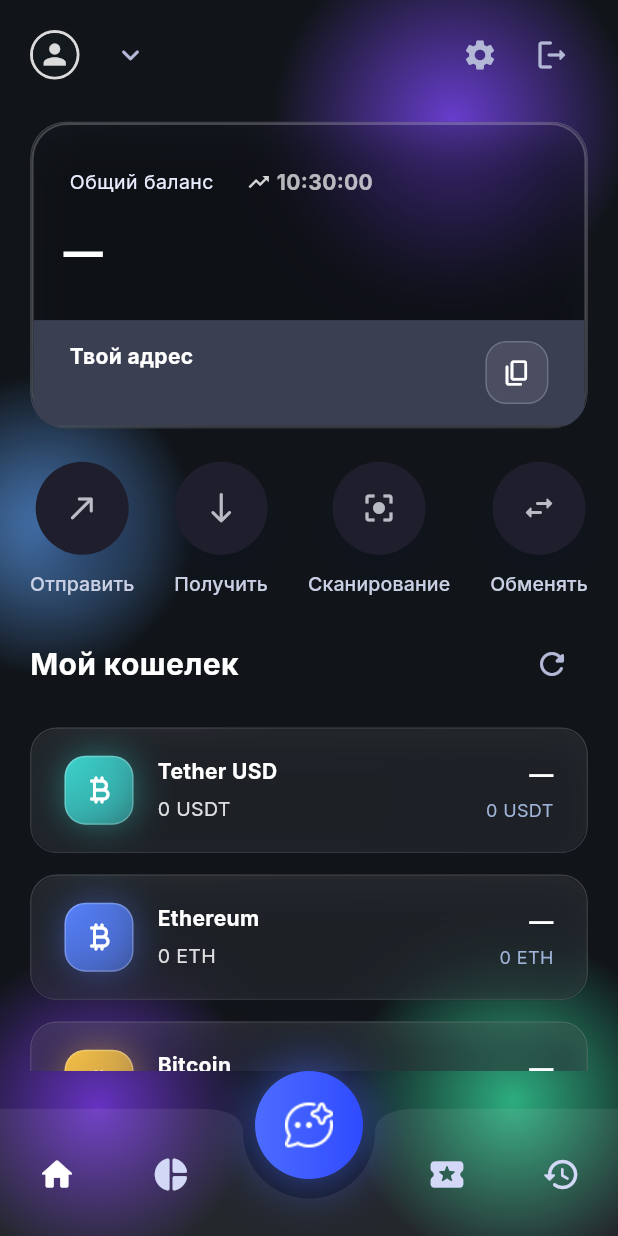
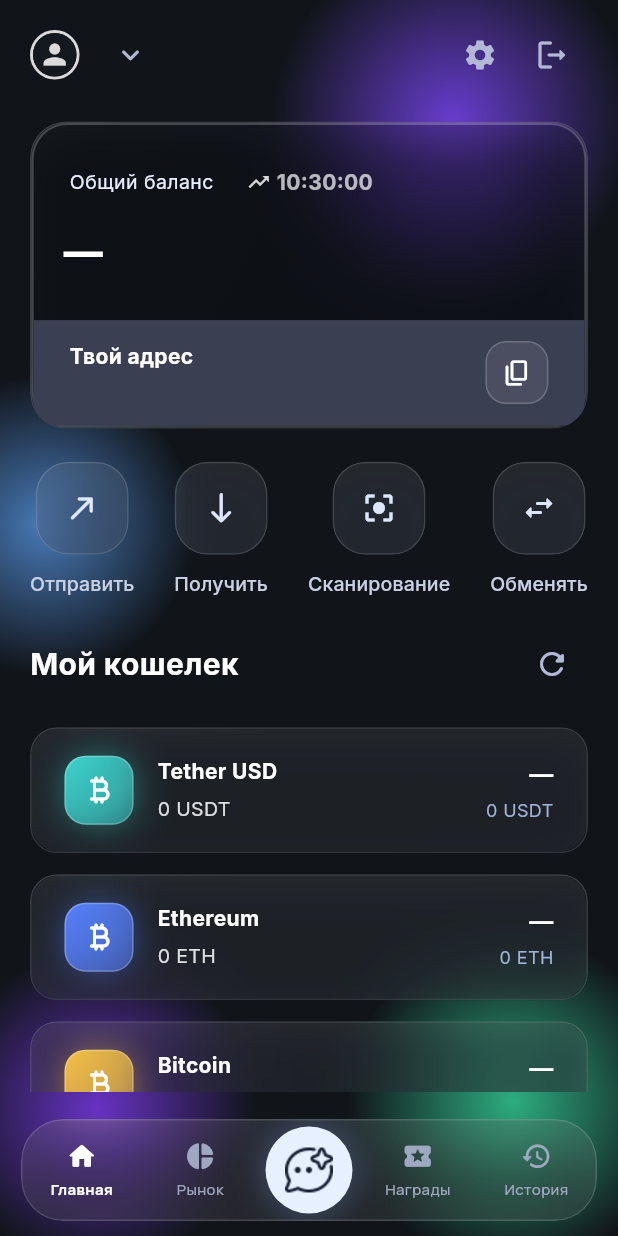
Before and after one commit to DaniilTR/atx_wallet, a Flutter app: the HomePage screen opened by its route, on a phone screen of 412 x 824 dp. Run offline on Flutter 3.47's test engine with Material 3 defaults, Android fonts, the phone set to English and light mode, and no system bars; our stand-ins replace flutter_markdown, flutter_secure_storage, google_fonts, hex, qr_flutter, shared_preferences; missing offline and left inert: bip32, bip39, cryptography, dartsv, mobile_scanner, screen_protector and 1 more; accounts and stored records are empty.

Commit message:
New disane liquid glass

```diff
--- a/lib/features/auth/start_page.dart
+++ b/lib/features/auth/start_page.dart
@@ -1,6 +1,8 @@
 import 'package:flutter/material.dart';
 
 import '../../services/auth_scope.dart';
+import 'widgets/animated_neon_background.dart';
+import 'widgets/glass_card.dart';
 
 class StartPage extends StatefulWidget {
   const StartPage({super.key});
@@ -26,11 +28,16 @@
 
   @override
   Widget build(BuildContext context) {
+    final isDark = Theme.of(context).brightness == Brightness.dark;
+    final primaryColor = isDark ? Colors.white : const Color(0xFF172033);
+    final mutedColor = isDark
+        ? Colors.white.withValues(alpha: 0.58)
+        : const Color(0xFF64748B);
     return Scaffold(
-      backgroundColor: const Color(0xFF1A1D23),
       body: SafeArea(
         child: Stack(
           children: [
+            AnimatedNeonBackground(isDark: isDark),
             // Decorative 3D objects
             Positioned(
               top: 60,
@@ -75,7 +82,7 @@
                   ),
                 ),
                 const Spacer(),
-                const Padding(
+                Padding(
                   padding: EdgeInsets.symmetric(horizontal: 32),
                   child: Text(
                     'Свобода твоих финансов',
@@ -83,7 +90,7 @@
                     style: TextStyle(
                       fontSize: 28,
                       fontWeight: FontWeight.w600,
-                      color: Colors.white,
+                      color: primaryColor,
                       height: 1.3,
                       letterSpacing: 0.5,
                     ),
@@ -97,16 +104,19 @@
                     textAlign: TextAlign.center,
                     style: TextStyle(
                       fontSize: 12,
-                      color: Colors.white.withValues(alpha: 0.5),
+                      color: mutedColor,
                       height: 1.5,
                     ),
                   ),
                 ),
                 const SizedBox(height: 40),
                 Padding(
-                  padding: const EdgeInsets.symmetric(horizontal: 32),
-                  child: Column(
-                    children: [
+                  padding: const EdgeInsets.symmetric(horizontal: 24),
+                  child: GlassCard(
+                    padding: const EdgeInsets.fromLTRB(16, 16, 16, 16),
+                    borderRadius: 26,
+                    child: Column(
+                      children: [
                       SizedBox(
                         width: double.infinity,
                         height: 56,
@@ -118,7 +128,7 @@
                             );
                           },
                           style: ElevatedButton.styleFrom(
-                            backgroundColor: const Color(0xFF5B6FF9),
+                            backgroundColor: const Color(0xFF4C6BFF),
                             foregroundColor: Colors.white,
                             shape: RoundedRectangleBorder(
                               borderRadius: BorderRadius.circular(14),
@@ -144,8 +154,10 @@
                             Navigator.pushReplacementNamed(context, '/login');
                           },
                           style: ElevatedButton.styleFrom(
-                            backgroundColor: const Color(0xFF2C3140),
-                            foregroundColor: Colors.white,
+                            backgroundColor: isDark
+                                ? Colors.white.withValues(alpha: 0.10)
+                                : Colors.black.withValues(alpha: 0.06),
+                            foregroundColor: primaryColor,
                             shape: RoundedRectangleBorder(
                               borderRadius: BorderRadius.circular(14),
                             ),
@@ -161,7 +173,8 @@
                           ),
                         ),
                       ),
-                    ],
+                      ],
+                    ),
                   ),
                 ),
                 const SizedBox(height: 50),
--- a/lib/features/auth/widgets/glass_card.dart
+++ b/lib/features/auth/widgets/glass_card.dart
@@ -11,6 +11,22 @@
   @override
   Widget build(BuildContext context) {
     final radius = borderRadius ?? 20;
+    final isDark = Theme.of(context).brightness == Brightness.dark;
+    final fillColor = isDark
+      ? Colors.white.withValues(alpha: 0.08)
+      : Colors.white.withValues(alpha: 0.62);
+    final borderColor = isDark
+      ? Colors.white.withValues(alpha: 0.18)
+      : Colors.white.withValues(alpha: 0.92);
+    final shadowColor = isDark
+      ? Colors.black.withValues(alpha: 0.35)
+      : Colors.black.withValues(alpha: 0.08);
+    final gradientStart = isDark
+      ? Colors.white.withValues(alpha: 0.09)
+      : Colors.white.withValues(alpha: 0.72);
+    final gradientEnd = isDark
+      ? Colors.white.withValues(alpha: 0.03)
+      : Colors.white.withValues(alpha: 0.34);
     return ClipRRect(
       borderRadius: BorderRadius.circular(radius),
       child: BackdropFilter(
@@ -18,12 +34,12 @@
         child: Container(
           padding: padding ?? const EdgeInsets.all(20),
           decoration: BoxDecoration(
-            color: Colors.white.withValues(alpha: 0.07),
+            color: fillColor,
             borderRadius: BorderRadius.circular(radius),
-            border: Border.all(color: Colors.white.withValues(alpha: 0.18), width: 1),
+            border: Border.all(color: borderColor, width: 1),
             boxShadow: [
               BoxShadow(
-                color: Colors.black.withValues(alpha: 0.35),
+                color: shadowColor,
                 blurRadius: 24,
                 offset: const Offset(0, 10),
               ),
@@ -31,10 +47,7 @@
             gradient: LinearGradient(
               begin: Alignment.topLeft,
               end: Alignment.bottomRight,
-              colors: [
-                Colors.white.withValues(alpha: 0.09),
-                Colors.white.withValues(alpha: 0.03),
-              ],
+              colors: [gradientStart, gradientEnd],
             ),
           ),
           child: child,
--- a/lib/features/home/activity/history_page.dart
+++ b/lib/features/home/activity/history_page.dart
@@ -3,6 +3,7 @@
 import 'package:google_fonts/google_fonts.dart';
 
 import 'package:atx_wallet/features/auth/widgets/animated_neon_background.dart';
+import 'package:atx_wallet/features/auth/widgets/glass_card.dart';
 import 'package:atx_wallet/features/home/activity/ai_agent_chat_page.dart';
 import 'package:atx_wallet/features/home/home_page.dart';
 import 'package:atx_wallet/features/home/widgets/bottom_nav.dart';
@@ -103,8 +104,11 @@
               ? Icons.arrow_downward_rounded
               : Icons.arrow_outward_rounded;
           final note = entry.note;
-          return ListTile(
-            contentPadding: EdgeInsets.zero,
+          return GlassCard(
+            borderRadius: 18,
+            padding: EdgeInsets.zero,
+            child: ListTile(
+              contentPadding: const EdgeInsets.symmetric(horizontal: 12),
               onTap: entry.txHash == null
                   ? null
                   : () => _copyTxHash(context, entry.txHash!),
@@ -112,10 +116,12 @@
                 width: 42,
                 height: 42,
                 decoration: BoxDecoration(
-                color: const Color(0x222E9AFF),
+                  color: isIncoming
+                      ? const Color(0x2234D399)
+                      : const Color(0x22FF8484),
                   borderRadius: BorderRadius.circular(14),
                 ),
-              child: Icon(icon, color: primaryTextColor),
+                child: Icon(icon, color: amountColor),
               ),
               title: Text(
                 isIncoming
@@ -158,10 +164,10 @@
                     ),
                 ],
               ),
+            ),
           );
         },
-        separatorBuilder: (context, _) =>
-            const Divider(color: Color(0x221C2743)),
+        separatorBuilder: (context, _) => const SizedBox(height: 10),
         itemCount: history.length,
       );
     }
--- a/lib/features/home/activity/market/market_screen.dart
+++ b/lib/features/home/activity/market/market_screen.dart
@@ -212,8 +212,11 @@
           ),
         );
       },
+      child: GlassCard(
+        borderRadius: 20,
+        padding: EdgeInsets.zero,
         child: Container(
-        margin: const EdgeInsets.symmetric(vertical: 6),
+          margin: const EdgeInsets.symmetric(vertical: 4),
           padding: const EdgeInsets.symmetric(horizontal: 12, vertical: 14),
           decoration: BoxDecoration(
             color: surfaceColor,
@@ -289,6 +292,7 @@
           ],
           ),
         ),
+      ),
     );
   }
 }
--- a/lib/features/home/home_page.dart
+++ b/lib/features/home/home_page.dart
@@ -1,5 +1,6 @@
 // lib/features/home/home_page.dart
 import 'dart:async';
+import 'dart:ui';
 
 import 'package:flutter/material.dart';
 import 'package:flutter/services.dart';
@@ -650,25 +651,23 @@
       onTap: onTap,
       child: Column(
         children: [
-          Container(
+          ClipRRect(
+            borderRadius: BorderRadius.circular(22),
+            child: BackdropFilter(
+              filter: ImageFilter.blur(sigmaX: 12, sigmaY: 12),
+              child: Container(
                 height: 62,
                 width: 62,
                 decoration: BoxDecoration(
-              borderRadius: BorderRadius.circular(31),
-              gradient: LinearGradient(
-                begin: Alignment.topLeft,
-                end: Alignment.bottomRight,
-                colors: isDark
-                    ? const [
-                        Color.fromARGB(255, 30, 30, 45),
-                        Color.fromARGB(255, 30, 30, 45),
-                      ]
-                    : const [
-                        Color.fromARGB(255, 228, 230, 236),
-                        Color.fromARGB(255, 208, 211, 216),
-                      ],
+                  borderRadius: BorderRadius.circular(22),
+                  color: isDark
+                      ? Colors.white.withValues(alpha: 0.08)
+                      : Colors.white.withValues(alpha: 0.58),
+                  border: Border.all(
+                    color: isDark
+                        ? Colors.white.withValues(alpha: 0.14)
+                        : Colors.white.withValues(alpha: 0.9),
                   ),
-
                   boxShadow: [
                     BoxShadow(
                       color: isDark
@@ -682,8 +681,10 @@
                 child: Icon(
                   icon,
                   color: isDark
-                  ? const Color.fromARGB(255, 186, 188, 197)
-                  : const Color(0xFF0F172A),
+                      ? const Color(0xFFDDE7FF)
+                      : const Color(0xFF172033),
+                ),
+              ),
             ),
           ),
           const SizedBox(height: 10),
--- a/lib/features/home/widgets/bottom_nav.dart
+++ b/lib/features/home/widgets/bottom_nav.dart
@@ -1,3 +1,5 @@
+import 'dart:ui';
+
 import 'package:flutter/material.dart';
 
 class BottomNav extends StatelessWidget {
@@ -17,94 +19,91 @@
   @override
   Widget build(BuildContext context) {
     final bottomPadding = MediaQuery.of(context).padding.bottom;
-    final activeColor = isDark ? Colors.white : const Color(0xFF0F172A);
+    final activeColor = isDark ? Colors.white : const Color(0xFF172033);
     final inactiveColor = isDark
-        ? const Color(0xFFD2D8F6)
-        : const Color(0xFF475569);
+        ? const Color(0xFF9EA8C0)
+        : const Color(0xFF64748B);
     return SizedBox(
-      height: 110 + bottomPadding,
+      height: 96 + bottomPadding,
       child: Stack(
-        alignment: Alignment.topCenter,
-        clipBehavior: Clip.none,
+        alignment: Alignment.bottomCenter,
         children: [
-          Positioned(
-            top: 25,
-            left: 0,
-            right: 0,
-            child: ClipPath(
-              clipper: _NavBarClipper(),
+          Padding(
+            padding: EdgeInsets.fromLTRB(14, 8, 14, bottomPadding + 10),
+            child: ClipRRect(
+              borderRadius: BorderRadius.circular(28),
+              child: BackdropFilter(
+                filter: ImageFilter.blur(sigmaX: 18, sigmaY: 18),
                 child: Container(
-                height: 85 + bottomPadding,
+                  height: 68,
                   decoration: BoxDecoration(
                     color: isDark
-                      ? const Color.fromARGB(20, 255, 255, 255)
-                      : Colors.white.withValues(alpha: 0.72),
+                        ? Colors.white.withValues(alpha: 0.09)
+                        : Colors.white.withValues(alpha: 0.68),
+                    borderRadius: BorderRadius.circular(28),
+                    border: Border.all(
+                      color: isDark
+                          ? Colors.white.withValues(alpha: 0.15)
+                          : Colors.white.withValues(alpha: 0.9),
                     ),
+                    boxShadow: [
+                      BoxShadow(
+                        color: Colors.black.withValues(
+                          alpha: isDark ? 0.24 : 0.10,
                         ),
+                        blurRadius: 26,
+                        offset: const Offset(0, 12),
                       ),
+                    ],
                   ),
-          Positioned(
-            top: 45,
-            left: 0,
-            right: 0,
                   child: Row(
-              mainAxisAlignment: MainAxisAlignment.spaceAround,
                     children: [
-                _NavIcon(
+                      Expanded(
+                        child: _NavItem(
                           icon: Icons.home_rounded,
+                          label: 'Главная',
                           active: index == 0,
                           onTap: () => onChanged(0),
                           activeColor: activeColor,
                           inactiveColor: inactiveColor,
                         ),
-                _NavIcon(
+                      ),
+                      Expanded(
+                        child: _NavItem(
                           icon: Icons.pie_chart_rounded,
+                          label: 'Рынок',
                           active: index == 1,
                           onTap: () => onChanged(1),
                           activeColor: activeColor,
                           inactiveColor: inactiveColor,
                         ),
-                const SizedBox(width: 80),
-                _NavIcon(
+                      ),
+                      _CenterAction(
+                        onTap: onQrTap,
+                        isDark: isDark,
+                      ),
+                      Expanded(
+                        child: _NavItem(
                           icon: Icons.local_activity_rounded,
+                          label: 'Награды',
                           active: index == 2,
                           onTap: () => onChanged(2),
                           activeColor: activeColor,
                           inactiveColor: inactiveColor,
                         ),
-                _NavIcon(
+                      ),
+                      Expanded(
+                        child: _NavItem(
                           icon: Icons.history_rounded,
+                          label: 'История',
                           active: index == 3,
                           onTap: () => onChanged(3),
                           activeColor: activeColor,
                           inactiveColor: inactiveColor,
                         ),
-              ],
-            ),
-          ),
-          Positioned(
-            top: 0,
-            child: GestureDetector(
-              onTap: onQrTap,
-              child: Container(
-                width: 72,
-                height: 72,
-                decoration: BoxDecoration(
-                  shape: BoxShape.circle,
-                  gradient: const LinearGradient(
-                    colors: [Color(0xFF4D6CFF), Color(0xFF2F4BFF)],
-                  ),
-                  boxShadow: [
-                    BoxShadow(
-                      color: const Color(0xFF4D6CFF).withValues(alpha: .6),
-                      blurRadius: 30,
-                      spreadRadius: 4,
                       ),
                     ],
                   ),
-                child: const _CenterActionIcon(
-                  assetPath: 'assets/images/chat-ai.png',
-                  size: 30,
                 ),
               ),
             ),
@@ -115,72 +114,48 @@
   }
 }
 
-class _CenterActionIcon extends StatelessWidget {
-  const _CenterActionIcon({required this.assetPath, required this.size});
+class _CenterAction extends StatelessWidget {
+  const _CenterAction({required this.onTap, required this.isDark});
 
-  final String assetPath;
-  final double size;
+  final VoidCallback onTap;
+  final bool isDark;
 
   @override
   Widget build(BuildContext context) {
-    return Image.asset(
-      assetPath,
-      width: size,
-      height: size,
-      color: Colors.white,
+    return GestureDetector(
+      onTap: onTap,
+      child: Container(
+        width: 58,
+        height: 58,
+        margin: const EdgeInsets.symmetric(horizontal: 4),
+        decoration: BoxDecoration(
+          shape: BoxShape.circle,
+          color: isDark ? const Color(0xFFE7F0FF) : const Color(0xFF172033),
+          boxShadow: [
+            BoxShadow(
+              color: const Color(0xFF7EA6FF).withValues(alpha: 0.32),
+              blurRadius: 18,
+              spreadRadius: 2,
+            ),
+          ],
+        ),
+        child: Image.asset(
+          'assets/images/chat-ai.png',
+          width: 26,
+          height: 26,
+          color: isDark ? const Color(0xFF172033) : Colors.white,
           colorBlendMode: BlendMode.srcIn,
           filterQuality: FilterQuality.high,
+        ),
+      ),
     );
   }
 }
 
-class _NavBarClipper extends CustomClipper<Path> {
-  @override
-  Path getClip(Size size) {
-    final path = Path();
-    final w = size.width;
-    final center = w / 2;
-
-    const notchRadius = 44.0;
-    const notchDepth = 16.0;
-
-    path.lineTo(center - notchRadius - 30, 0);
-
-    path.quadraticBezierTo(
-      center - notchRadius,
-      0,
-      center - notchRadius,
-      notchDepth,
-    );
-
-    path.arcToPoint(
-      Offset(center + notchRadius, notchDepth),
-      radius: const Radius.circular(notchRadius),
-      clockwise: false,
-    );
-
-    path.quadraticBezierTo(
-      center + notchRadius,
-      0,
-      center + notchRadius + 30,
-      0,
-    );
-
-    path.lineTo(w, 0);
-    path.lineTo(w, size.height);
-    path.lineTo(0, size.height);
-    path.close();
-
-    return path;
-  }
-
-  @override
-  bool shouldReclip(_) => false;
-}
-
-class _NavIcon extends StatelessWidget {
-  const _NavIcon({
+class _NavItem extends StatelessWidget {
+  const _NavItem({
     required this.icon,
+    required this.label,
     required this.active,
     required this.onTap,
     required this.activeColor,
@@ -188,6 +163,7 @@
   });
 
   final IconData icon;
+  final String label;
   final bool active;
   final VoidCallback onTap;
   final Color activeColor;
@@ -195,9 +171,27 @@
 
   @override
   Widget build(BuildContext context) {
-    return IconButton(
-      onPressed: onTap,
-      icon: Icon(icon, color: active ? activeColor : inactiveColor, size: 26),
+    final color = active ? activeColor : inactiveColor;
+    return InkWell(
+      onTap: onTap,
+      borderRadius: BorderRadius.circular(20),
+      child: Column(
+        mainAxisAlignment: MainAxisAlignment.center,
+        children: [
+          Icon(icon, color: color, size: 21),
+          const SizedBox(height: 4),
+          Text(
+            label,
+            maxLines: 1,
+            overflow: TextOverflow.ellipsis,
+            style: TextStyle(
+              color: color,
+              fontSize: 10,
+              fontWeight: active ? FontWeight.w700 : FontWeight.w500,
+            ),
+          ),
+        ],
+      ),
     );
   }
 }
--- a/lib/features/settings/settings_screen.dart
+++ b/lib/features/settings/settings_screen.dart
@@ -11,6 +11,7 @@
 import '../../services/biometric_prefs.dart';
 import '../../services/config.dart' as app_config;
 import '../../services/screenshot_protection_service.dart';
+import '../auth/widgets/animated_neon_background.dart';
 
 class SettingsScreen extends StatefulWidget {
   const SettingsScreen({
@@ -89,14 +90,23 @@
     final btcAddress = wallet?.bitcoinAddress;
     final username = auth.currentUser?.username ?? '—';
     final userId = auth.currentUser?.id;
+    final isDark = Theme.of(context).brightness == Brightness.dark;
 
     return Scaffold(
-      appBar: AppBar(title: const Text('Settings')),
-      body: ListView(
-        padding: const EdgeInsets.all(16),
+      extendBodyBehindAppBar: true,
+      appBar: AppBar(
+        title: const Text('Настройки'),
+        backgroundColor: Colors.transparent,
+        elevation: 0,
+      ),
+      body: Stack(
         children: [
+          AnimatedNeonBackground(isDark: isDark),
+          ListView(
+            padding: const EdgeInsets.fromLTRB(16, 96, 16, 40),
+            children: [
           const Text(
-            'Appearance',
+            'Внешний вид',
             style: TextStyle(fontSize: 16, fontWeight: FontWeight.w700),
           ),
           const SizedBox(height: 8),
@@ -422,7 +432,9 @@
             icon: const Icon(Icons.support_agent_rounded),
             label: const Text('Центр поддержки'),
           ),
-          const SizedBox(height: 70),
+              const SizedBox(height: 70),
+            ],
+          ),
         ],
       ),
     );
--- a/lib/main.dart
+++ b/lib/main.dart
@@ -106,7 +106,7 @@
       brightness: Brightness.dark,
     );
     final colorSchemeLight = ColorScheme.fromSeed(
-      seedColor: const Color(0xFF7A5AF8),
+      seedColor: const Color(0xFF4C6BFF),
       brightness: Brightness.light,
     );
 
```
Also changed, not shown: analysis_options.yaml (+9 -0 lines), pubspec.lock. Lines whose indentation alone changed are shown as unchanged.
